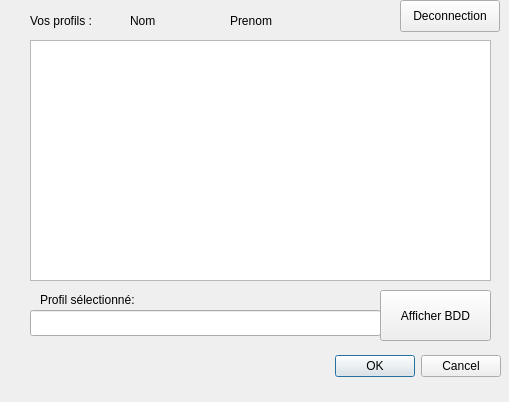
Qt form Projet_Cpp_4A/userdialog.ui (HovhaHugo/Projet_Cpp_4A) before a commit.
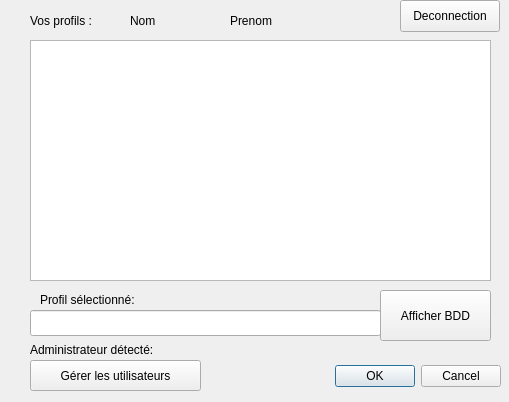
The same form after that commit.

What changed in the file:
```diff
--- a/Projet_Cpp_4A/userdialog.ui
+++ b/Projet_Cpp_4A/userdialog.ui
@@ -39,9 +39,9 @@
   <widget class="QDialogButtonBox" name="buttonBox">
    <property name="geometry">
     <rect>
-     <x>160</x>
-     <y>350</y>
-     <width>341</width>
+     <x>300</x>
+     <y>360</y>
+     <width>201</width>
      <height>32</height>
     </rect>
    </property>
@@ -127,6 +127,32 @@
     </rect>
    </property>
   </widget>
+  <widget class="QPushButton" name="AdminButton">
+   <property name="geometry">
+    <rect>
+     <x>30</x>
+     <y>360</y>
+     <width>171</width>
+     <height>31</height>
+    </rect>
+   </property>
+   <property name="text">
+    <string>Gérer les utilisateurs</string>
+   </property>
+  </widget>
+  <widget class="QLabel" name="AdminLabel">
+   <property name="geometry">
+    <rect>
+     <x>30</x>
+     <y>340</y>
+     <width>161</width>
+     <height>20</height>
+    </rect>
+   </property>
+   <property name="text">
+    <string>Administrateur détecté:</string>
+   </property>
+  </widget>
  </widget>
  <resources/>
  <connections>
```
